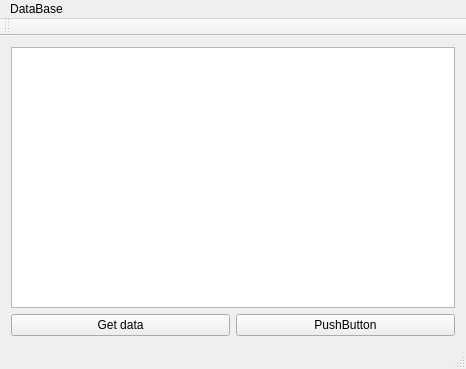
The window that mainwindow.ui (LisGlitchrain/qtDBInteract) describes before a commit, drawn with Qt 5.
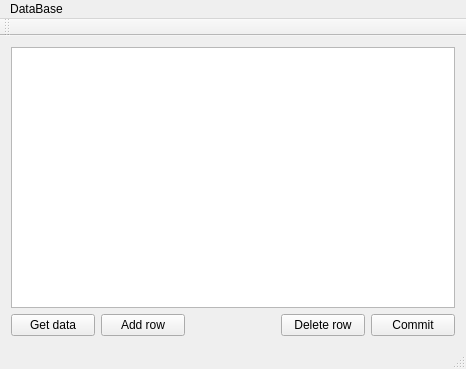
The same window after the commit.

```diff
--- a/mainwindow.ui
+++ b/mainwindow.ui
@@ -20,8 +20,29 @@
    <string>DBI</string>
   </property>
   <widget class="QWidget" name="centralWidget">
-   <layout class="QGridLayout" name="gridLayout" columnstretch="0,0">
-    <item row="0" column="0" colspan="2">
+   <layout class="QGridLayout" name="gridLayout" columnstretch="0,0,0,0,0">
+    <item row="1" column="3">
+     <widget class="QPushButton" name="deleteRowBtn">
+      <property name="text">
+       <string>Delete row</string>
+      </property>
+     </widget>
+    </item>
+    <item row="1" column="0">
+     <widget class="QPushButton" name="getDataBtn">
+      <property name="text">
+       <string>Get data</string>
+      </property>
+     </widget>
+    </item>
+    <item row="1" column="4">
+     <widget class="QPushButton" name="commitBtn">
+      <property name="text">
+       <string>Commit</string>
+      </property>
+     </widget>
+    </item>
+    <item row="0" column="0" colspan="5">
      <widget class="QTableWidget" name="tableWidget">
       <property name="minimumSize">
        <size>
@@ -37,14 +58,7 @@
     <item row="1" column="1">
      <widget class="QPushButton" name="pushButton">
       <property name="text">
-       <string>PushButton</string>
-      </property>
-     </widget>
-    </item>
-    <item row="1" column="0">
-     <widget class="QPushButton" name="getDataBtn">
-      <property name="text">
-       <string>Get data</string>
+       <string>Add row</string>
       </property>
      </widget>
     </item>
```
Left out of the diff: 2 changed lines with no effect on the pictures.
